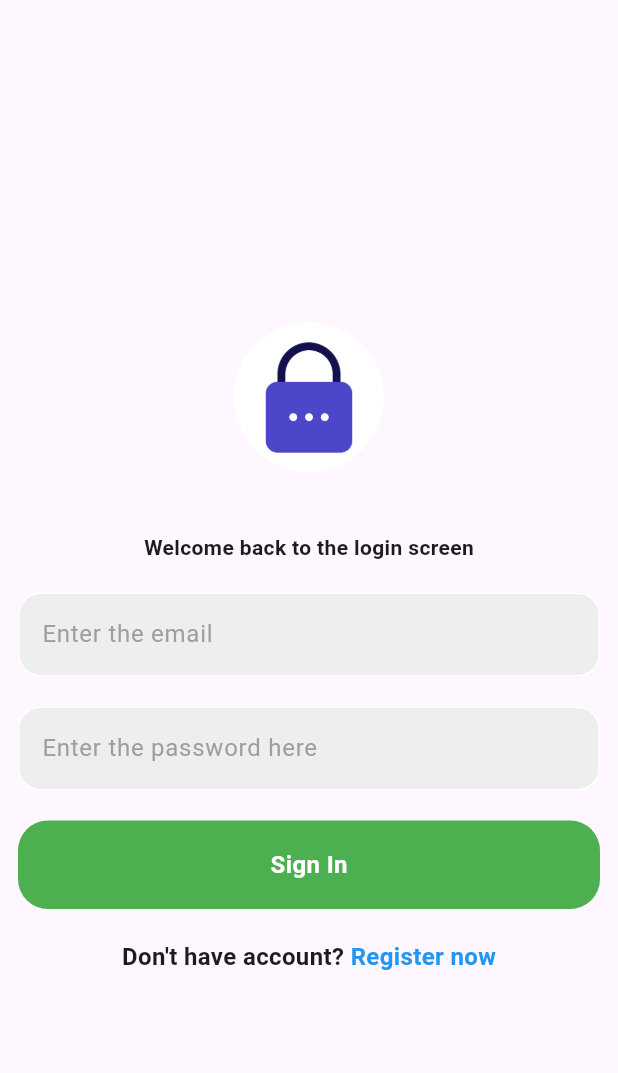
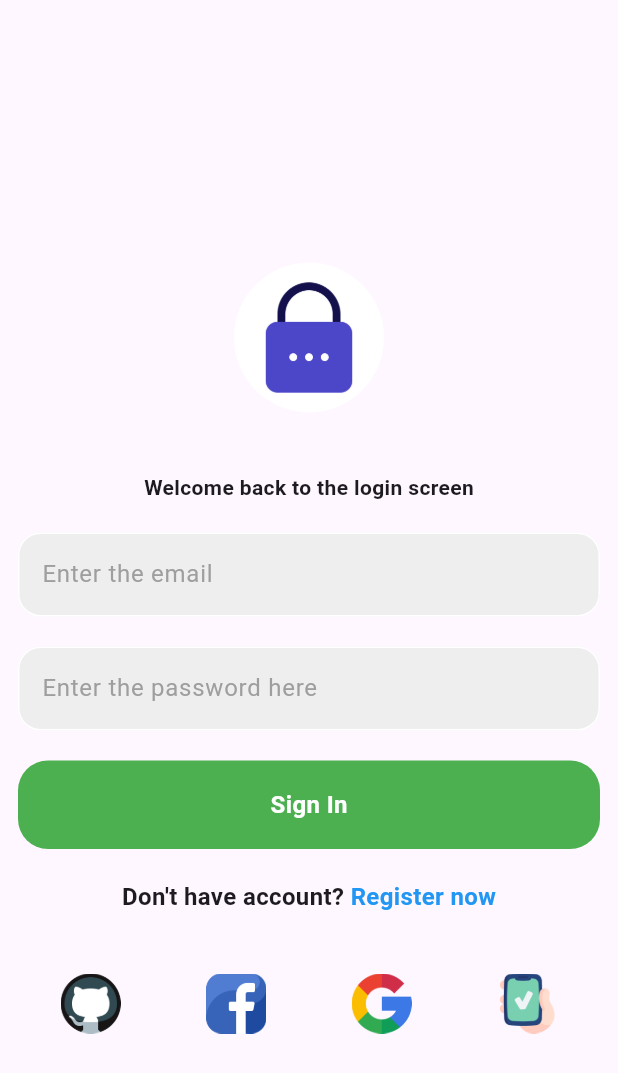
Before and after one commit to Shahanad-p/chat_app, a Flutter app: the screen it shows after launch, on a phone screen of 412 x 824 dp. Shown: the top 1073 px of the screen. Run offline on Flutter 3.47's test engine with Material 3 defaults, Android fonts, the phone set to English and light mode, and no system bars; our stand-ins replace cloud_firestore, firebase_auth, firebase_core; accounts and stored records are empty.

Commit message:
home screen coovert to provider

```diff
--- /dev/null
+++ b/lib/controller/home_provider.dart
@@ -0,0 +1,29 @@
+import 'package:cloud_firestore/cloud_firestore.dart';
+import 'package:firebase_auth/firebase_auth.dart';
+import 'package:flutter/material.dart';
+
+class HomeProvider extends ChangeNotifier {
+  final currentUser = FirebaseAuth.instance.currentUser!;
+  final TextEditingController textController = TextEditingController();
+  //sign out
+  void signOut() {
+    FirebaseAuth.instance.signOut();
+    notifyListeners();
+  }
+
+  //post message
+  postMessage() {
+    //only post if there is something in the textfield
+    if (textController.text.isNotEmpty) {
+      //store in firebase
+      FirebaseFirestore.instance.collection('User posts').add({
+        'UserEmail': currentUser.email,
+        'Message': textController.text,
+        'Timestamb': Timestamp.now(),
+        'Likes': [],
+      });
+      notifyListeners();
+    }
+    textController.clear();
+  }
+}
--- a/lib/main.dart
+++ b/lib/main.dart
@@ -1,7 +1,9 @@
+import 'package:chat_app/controller/home_provider.dart';
 import 'package:chat_app/view/auth.dart';
 import 'package:chat_app/firebase_options.dart';
 import 'package:firebase_core/firebase_core.dart';
 import 'package:flutter/material.dart';
+import 'package:provider/provider.dart';
 
 void main() async {
   WidgetsFlutterBinding.ensureInitialized();
@@ -14,9 +16,16 @@ class MyApp extends StatelessWidget {
 
   @override
   Widget build(BuildContext context) {
-    return MaterialApp(
-      home: AuthPage(),
-      debugShowCheckedModeBanner: false,
+    return MultiProvider(
+      providers: [
+        ChangeNotifierProvider(
+          create: (context) => HomeProvider(),
+        )
+      ],
+      child: MaterialApp(
+        home: AuthPage(),
+        debugShowCheckedModeBanner: false,
+      ),
     );
   }
 }
--- /dev/null
+++ b/lib/service/service.dart
@@ -0,0 +1,3 @@
+class Services {
+
+}
--- a/lib/view/login_screen.dart
+++ b/lib/view/login_screen.dart
@@ -117,7 +117,38 @@ class _LoginScreenState extends State<LoginScreen> {
                       ),
                     )
                   ],
-                )
+                ),
+                SizedBox(height: 40),
+                Row(
+                  mainAxisAlignment: MainAxisAlignment.spaceAround,
+                  children: [
+                    SizedBox(
+                      height: 40,
+                      width: 40,
+                      child: Image.asset('assets/code.png'),
+                    ),
+                    SizedBox(
+                      height: 40,
+                      width: 40,
+                      child: Image.asset('assets/facebook (1).png'),
+                    ),
+                    SizedBox(
+                      height: 40,
+                      width: 40,
+                      child: Image.asset('assets/google.png'),
+                    ),
+                    SizedBox(
+                      height: 40,
+                      width: 40,
+                      child: InkWell(
+                          onTap: () {
+                            // Navigator.of(context).push(MaterialPageRoute(
+                            //     builder: (context) => OtpStartingScreen()));
+                          },
+                          child: Image.asset('assets/mobile-phone.png')),
+                    )
+                  ],
+                ),
               ],
             ),
           ),
--- a/lib/view/post.dart
+++ b/lib/view/post.dart
@@ -1,6 +1,6 @@
 // ignore_for_file: avoid_print, use_build_context_synchronously
 import 'package:chat_app/helper/helper_method.dart';
-import 'package:chat_app/view/delete_button.dart';
+import 'package:chat_app/widget/delete_button.dart';
 import 'package:chat_app/widget/comment_button.dart';
 import 'package:chat_app/widget/comments.dart';
 import 'package:chat_app/widget/like_button.dart';
@@ -275,6 +275,7 @@ class _UserPostState extends State<UserPost> {
                 '${widget.likes.length} likes',
                 style: TextStyle(color: Colors.grey.shade600),
               ),
+              SizedBox(width: 30),
               CommentButton(
                 onTap: showCommentDialog,
               ),
--- a/lib/view/profile_screen.dart
+++ b/lib/view/profile_screen.dart
@@ -1,6 +1,6 @@
 // ignore_for_file: use_build_context_synchronously
 
-import 'package:chat_app/view/texts_box.dart';
+import 'package:chat_app/widget/texts_box.dart';
 import 'package:cloud_firestore/cloud_firestore.dart';
 import 'package:firebase_auth/firebase_auth.dart';
 import 'package:flutter/material.dart';
--- a/lib/view/drawer.dart
+++ b/lib/widget/drawer.dart
@@ -22,7 +22,7 @@ class MyDrawer extends StatelessWidget {
               radius: 50,
               backgroundColor: Colors.white,
               child: Image.asset(
-                'assets/user.png',
+                'assets/man.png',
                 width: 80,
               ),
             ),
--- a/pubspec.yaml
+++ b/pubspec.yaml
@@ -35,6 +35,7 @@ dependencies:
   firebase_storage: ^11.6.0
   flutter:
     sdk: flutter
+  google_sign_in: ^6.1.6
   image_picker: ^1.0.7
   provider: ^6.1.2
 
```
Also changed, not shown: lib/view/home_screen.dart (+13 -39 lines), assets/code.png (added), assets/facebook (1).png (added), assets/google.png (added), assets/man.png (added), assets/mobile-phone.png (added), lib/widget/delete_button.dart (renamed from lib/view/delete_button.dart), lib/widget/texts_box.dart (renamed from lib/view/texts_box.dart), pubspec.lock, 1 other file.
